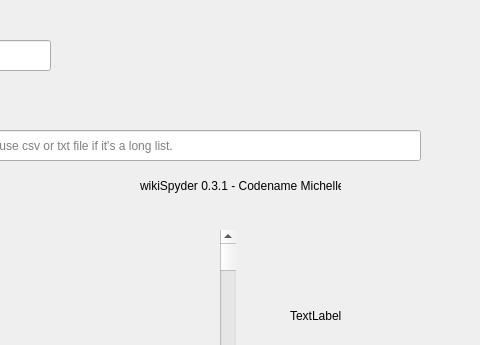
This is main-view.ui in odioski/wikiSpyder as Qt 5 draws it before an edit; both pictures show x 250 to 730 and y 0 to 345 of the 915 by 579 pixel window. The edited form follows.
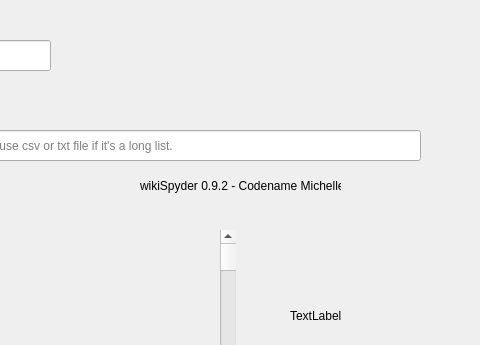
This is the edited form.

Commit message: Prepare wikiSpyder 0.9.2 CI checks

The edit to the form file:
```diff
--- a/main-view.ui
+++ b/main-view.ui
@@ -130,7 +130,7 @@
     </rect>
    </property>
    <property name="text">
-    <string>wikiSpyder 0.3.1 - Codename Michelle</string>
+    <string>wikiSpyder 0.9.2 - Codename Michelle</string>
    </property>
   </widget>
   <widget class="QLabel" name="label_4">
```
The commit also changes 7 other files.
